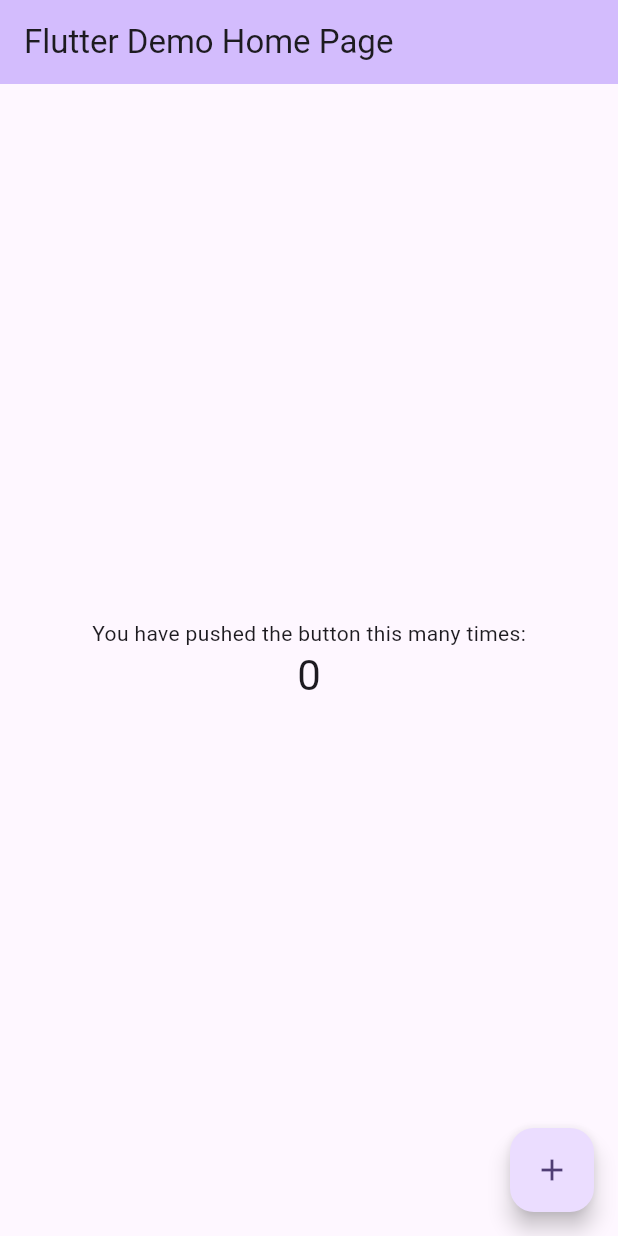
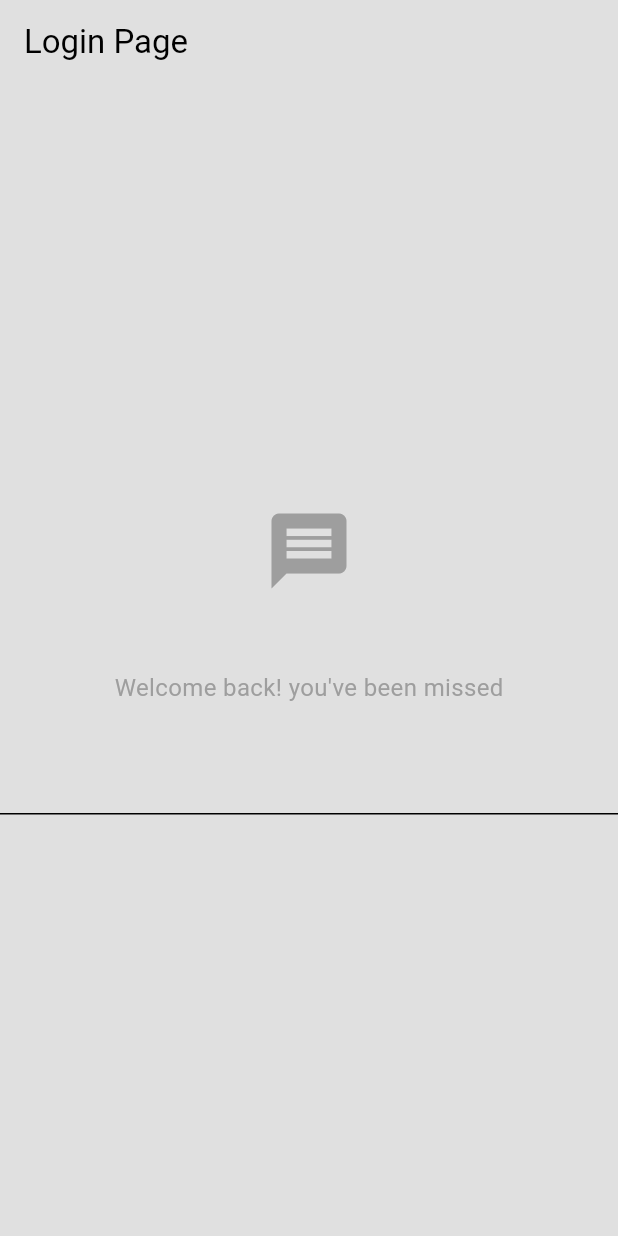
Before and after one commit to ZakyTm/chat_app, a Flutter app: the screen it shows after launch, on a phone screen of 412 x 824 dp. Run offline on Flutter 3.47's test engine with Material 3 defaults, Android fonts, the phone set to English and light mode, and no system bars.

Commit message:
chore: Add MyTextfiled component and update main.dart and light_mode.dart

```diff
--- /dev/null
+++ b/lib/components/my_textfiled.dart
@@ -0,0 +1,10 @@
+import 'package:flutter/material.dart';
+
+class MyTextfiled extends StatelessWidget {
+  const MyTextfiled({super.key});
+
+  @override
+  Widget build(BuildContext context) {
+    return const Placeholder();
+  }
+}
--- a/lib/main.dart
+++ b/lib/main.dart
@@ -1,3 +1,5 @@
+import 'package:chat_app/pages/login_page.dart';
+import 'package:chat_app/themes/light_mode.dart';
 import 'package:flutter/material.dart';
 
 void main() {
@@ -11,115 +13,9 @@ class MyApp extends StatelessWidget {
   @override
   Widget build(BuildContext context) {
     return MaterialApp(
-      title: 'Flutter Demo',
-      theme: ThemeData(
-        // This is the theme of your application.
-        //
-        // TRY THIS: Try running your application with "flutter run". You'll see
-        // the application has a purple toolbar. Then, without quitting the app,
-        // try changing the seedColor in the colorScheme below to Colors.green
-        // and then invoke "hot reload" (save your changes or press the "hot
-        // reload" button in a Flutter-supported IDE, or press "r" if you used
-        // the command line to start the app).
-        //
-        // Notice that the counter didn't reset back to zero; the application
-        // state is not lost during the reload. To reset the state, use hot
-        // restart instead.
-        //
-        // This works for code too, not just values: Most code changes can be
-        // tested with just a hot reload.
-        colorScheme: ColorScheme.fromSeed(seedColor: Colors.deepPurple),
-        useMaterial3: true,
-      ),
-      home: const MyHomePage(title: 'Flutter Demo Home Page'),
+      debugShowCheckedModeBanner: false,
+      theme: lightMode,
+      home: const LoginPage(),
     );
   }
 }
-
-class MyHomePage extends StatefulWidget {
-  const MyHomePage({super.key, required this.title});
-
-  // This widget is the home page of your application. It is stateful, meaning
-  // that it has a State object (defined below) that contains fields that affect
-  // how it looks.
-
-  // This class is the configuration for the state. It holds the values (in this
-  // case the title) provided by the parent (in this case the App widget) and
-  // used by the build method of the State. Fields in a Widget subclass are
-  // always marked "final".
-
-  final String title;
-
-  @override
-  State<MyHomePage> createState() => _MyHomePageState();
-}
-
-class _MyHomePageState extends State<MyHomePage> {
-  int _counter = 0;
-
-  void _incrementCounter() {
-    setState(() {
-      // This call to setState tells the Flutter framework that something has
-      // changed in this State, which causes it to rerun the build method below
-      // so that the display can reflect the updated values. If we changed
-      // _counter without calling setState(), then the build method would not be
-      // called again, and so nothing would appear to happen.
-      _counter++;
-    });
-  }
-
-  @override
-  Widget build(BuildContext context) {
-    // This method is rerun every time setState is called, for instance as done
-    // by the _incrementCounter method above.
-    //
-    // The Flutter framework has been optimized to make rerunning build methods
-    // fast, so that you can just rebuild anything that needs updating rather
-    // than having to individually change instances of widgets.
-    return Scaffold(
-      appBar: AppBar(
-        // TRY THIS: Try changing the color here to a specific color (to
-        // Colors.amber, perhaps?) and trigger a hot reload to see the AppBar
-        // change color while the other colors stay the same.
-        backgroundColor: Theme.of(context).colorScheme.inversePrimary,
-        // Here we take the value from the MyHomePage object that was created by
-        // the App.build method, and use it to set our appbar title.
-        title: Text(widget.title),
-      ),
-      body: Center(
-        // Center is a layout widget. It takes a single child and positions it
-        // in the middle of the parent.
-        child: Column(
-          // Column is also a layout widget. It takes a list of children and
-          // arranges them vertically. By default, it sizes itself to fit its
-          // children horizontally, and tries to be as tall as its parent.
-          //
-          // Column has various properties to control how it sizes itself and
-          // how it positions its children. Here we use mainAxisAlignment to
-          // center the children vertically; the main axis here is the vertical
-          // axis because Columns are vertical (the cross axis would be
-          // horizontal).
-          //
-          // TRY THIS: Invoke "debug painting" (choose the "Toggle Debug Paint"
-          // action in the IDE, or press "p" in the console), to see the
-          // wireframe for each widget.
-          mainAxisAlignment: MainAxisAlignment.center,
-          children: <Widget>[
-            const Text(
-              'You have pushed the button this many times:',
-            ),
-            Text(
-              '$_counter',
-              style: Theme.of(context).textTheme.headlineMedium,
-            ),
-          ],
-        ),
-      ),
-      floatingActionButton: FloatingActionButton(
-        onPressed: _incrementCounter,
-        tooltip: 'Increment',
-        child: const Icon(Icons.add),
-      ), // This trailing comma makes auto-formatting nicer for build methods.
-    );
-  }
-}
--- /dev/null
+++ b/lib/pages/login_page.dart
@@ -0,0 +1,33 @@
+import 'package:flutter/material.dart';
+
+class LoginPage extends StatelessWidget {
+  const LoginPage({super.key});
+
+  @override
+  Widget build(BuildContext context) {
+    return Scaffold(
+      backgroundColor: Theme.of(context).colorScheme.surface,
+      appBar: AppBar(
+        title: Text("Login Page"),
+      ),
+      body: Column(
+        mainAxisAlignment: MainAxisAlignment.center,
+        children: [
+          // Logo
+          Icon(Icons.message,
+              size: 60, color: Theme.of(context).colorScheme.primary),
+
+          SizedBox(height: 50),
+          // Welcome back message
+          Text("Welcome back! you've been missed",
+              style: TextStyle(
+                  color: Theme.of(context).colorScheme.primary, fontSize: 16)),
+
+          SizedBox(height: 25),
+          // Email input
+          TextField(),
+        ],
+      ),
+    );
+  }
+}
--- /dev/null
+++ b/lib/themes/light_mode.dart
@@ -0,0 +1,10 @@
+import 'package:flutter/material.dart';
+
+ThemeData lightMode = ThemeData(
+  colorScheme: ColorScheme.light(
+    surface: Colors.grey.shade300,
+    primary: Colors.grey.shade500,
+    tertiary: Colors.white,
+    inversePrimary: Colors.grey.shade900,
+  ),
+);
```
